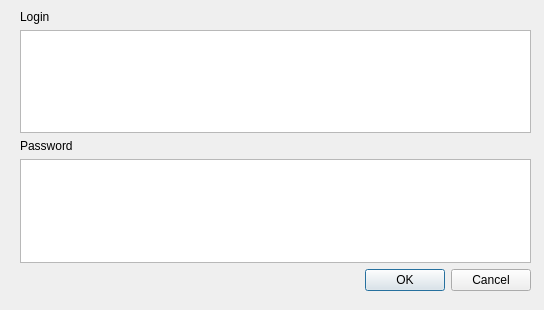
Qt form ui/login_form.ui (masonskii/PasswordGenerator) before a commit.
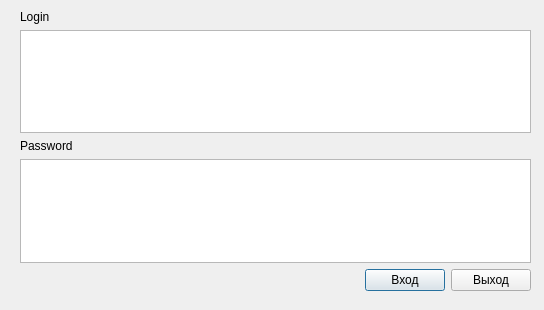
The same form after that commit.

Patch:
```diff
--- a/ui/login_form.ui
+++ b/ui/login_form.ui
@@ -23,19 +23,6 @@
     </rect>
    </property>
    <layout class="QGridLayout" name="gridLayout">
-    <item row="1" column="0">
-     <widget class="QTextBrowser" name="textLogin"/>
-    </item>
-    <item row="4" column="0">
-     <widget class="QDialogButtonBox" name="buttonBox">
-      <property name="orientation">
-       <enum>Qt::Horizontal</enum>
-      </property>
-      <property name="standardButtons">
-       <set>QDialogButtonBox::Cancel|QDialogButtonBox::Ok</set>
-      </property>
-     </widget>
-    </item>
     <item row="2" column="0">
      <widget class="QLabel" name="label">
       <property name="text">
@@ -43,9 +30,6 @@
       </property>
      </widget>
     </item>
-    <item row="3" column="0">
-     <widget class="QTextBrowser" name="textPassword"/>
-    </item>
     <item row="0" column="0">
      <widget class="QLabel" name="label_2">
       <property name="text">
@@ -53,6 +37,43 @@
       </property>
      </widget>
     </item>
+    <item row="1" column="0">
+     <widget class="QTextEdit" name="textLogin"/>
+    </item>
+    <item row="4" column="0">
+     <widget class="QTextEdit" name="textPassword"/>
+    </item>
+    <item row="5" column="0">
+     <layout class="QHBoxLayout" name="horizontalLayout">
+      <item>
+       <spacer name="horizontalSpacer">
+        <property name="orientation">
+         <enum>Qt::Horizontal</enum>
+        </property>
+        <property name="sizeHint" stdset="0">
+         <size>
+          <width>40</width>
+          <height>20</height>
+         </size>
+        </property>
+       </spacer>
+      </item>
+      <item>
+       <widget class="QPushButton" name="ButtonOk">
+        <property name="text">
+         <string>Вход</string>
+        </property>
+       </widget>
+      </item>
+      <item>
+       <widget class="QPushButton" name="ButtonClose">
+        <property name="text">
+         <string>Выход</string>
+        </property>
+       </widget>
+      </item>
+     </layout>
+    </item>
    </layout>
   </widget>
  </widget>
```
Left out of the diff: 35 changed lines with no effect on the pictures.
